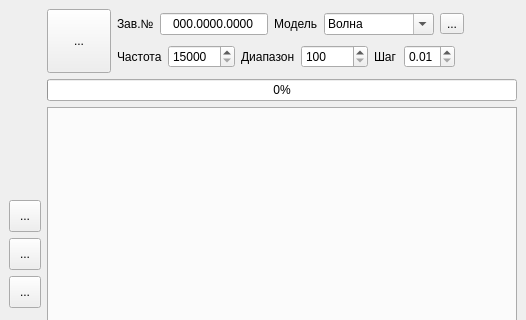
Above: src/usonicapp/forms/mainwindow.ui from Kneshal/usonicApp before the change; both pictures show x 0 to 526 and y 0 to 320 of the 526 by 508 pixel window. Below: the same form after it.
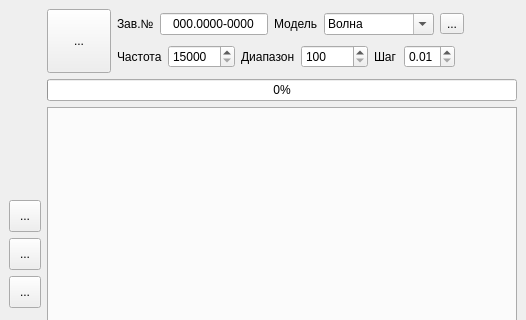
That is the form after the change. Icons and pictures are not drawn.

```diff
--- a/src/usonicapp/forms/mainwindow.ui
+++ b/src/usonicapp/forms/mainwindow.ui
@@ -203,10 +203,10 @@
                </sizepolicy>
               </property>
               <property name="inputMask">
-               <string>000.0000.0000</string>
+               <string>000.0000-0000</string>
               </property>
               <property name="text">
-               <string>000.0000.0000</string>
+               <string>000.0000-0000</string>
               </property>
               <property name="maxLength">
                <number>13</number>
```
